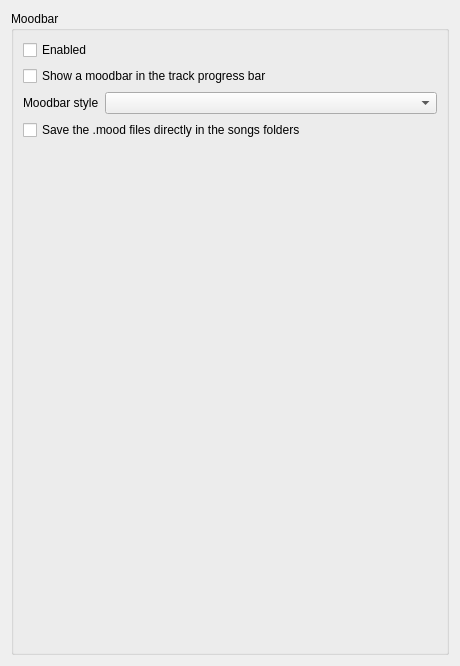
The window that src/settings/moodbarsettingspage.ui (RoundSalmon4/blended-strawberry) describes before a commit, drawn with Qt 5.
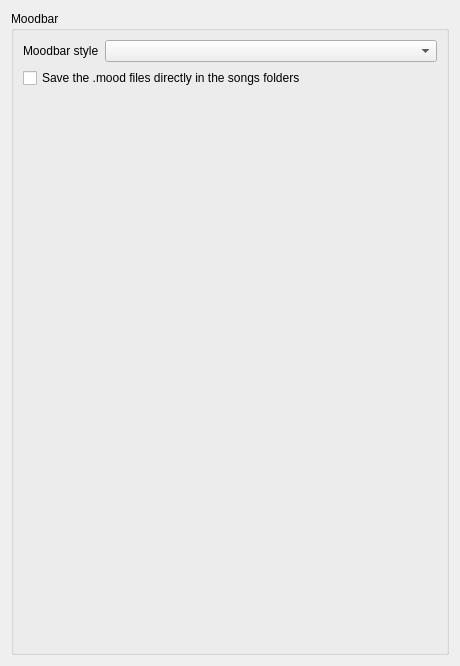
The same window after the commit.

The edit to the form file:
```diff
--- a/src/settings/moodbarsettingspage.ui
+++ b/src/settings/moodbarsettingspage.ui
@@ -20,42 +20,28 @@
       <string>Moodbar</string>
      </property>
      <layout class="QFormLayout" name="layout_moodbar">
-      <item row="1" column="0" colspan="2">
-       <widget class="QCheckBox" name="moodbar_show">
-        <property name="text">
-         <string>Show a moodbar in the track progress bar</string>
-        </property>
-       </widget>
-      </item>
-      <item row="2" column="0">
+      <item row="0" column="0">
        <widget class="QLabel" name="label_moodbar_style">
         <property name="text">
          <string>Moodbar style</string>
         </property>
        </widget>
       </item>
-      <item row="2" column="1">
+      <item row="0" column="1">
        <widget class="QComboBox" name="moodbar_style">
         <property name="currentText">
          <string notr="true"/>
         </property>
        </widget>
       </item>
-      <item row="3" column="0" colspan="2">
+      <item row="1" column="0" colspan="2">
        <widget class="QCheckBox" name="moodbar_save">
         <property name="text">
          <string>Save the .mood files directly in the songs folders</string>
         </property>
        </widget>
       </item>
-      <item row="0" column="0">
-       <widget class="QCheckBox" name="moodbar_enabled">
-        <property name="text">
-         <string>Enabled</string>
-        </property>
-       </widget>
-      </item>
-      <item row="4" column="0">
+      <item row="2" column="0">
        <spacer name="spacer_bottom">
         <property name="orientation">
          <enum>Qt::Orientation::Vertical</enum>
```
Left out of the diff: 2 changed lines with no effect on the pictures.
